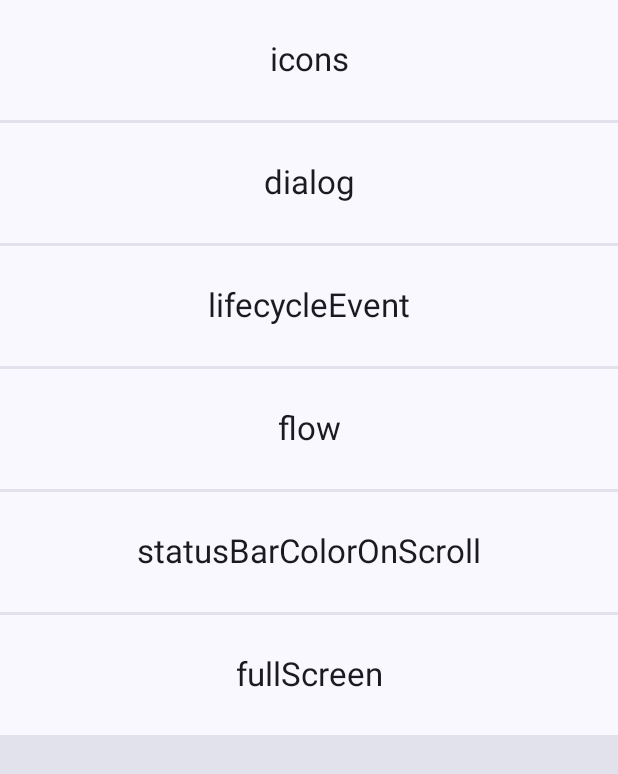
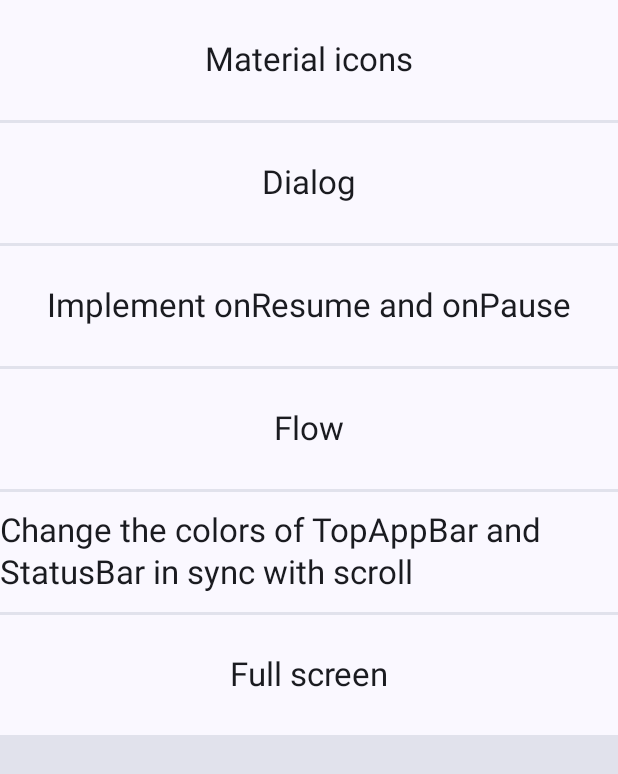
Before and after one commit to usuiat/ComposeSamples, an Android app built with Jetpack Compose: the screen it shows after launch (MainActivity), on a phone screen of 412 x 824 dp. Shown: the top 774 px of the screen. Run offline under Robolectric (Android 15) with nearby library versions, the phone set to English and light mode, and no system bars.

Commit message:
サンプルのリスト表記をブログのタイトルに合わせる。

```diff
--- a/app/src/main/java/net/engawapg/app/composesamples/MainActivity.kt
+++ b/app/src/main/java/net/engawapg/app/composesamples/MainActivity.kt
@@ -17,21 +17,56 @@ import androidx.compose.material3.MaterialTheme
 import androidx.compose.material3.Surface
 import androidx.compose.material3.Text
 import androidx.compose.runtime.Composable
+import androidx.compose.runtime.Stable
 import androidx.compose.ui.Alignment
 import androidx.compose.ui.Modifier
+import androidx.compose.ui.res.stringResource
 import androidx.compose.ui.unit.dp
 import androidx.navigation.compose.NavHost
 import androidx.navigation.compose.composable
 import androidx.navigation.compose.rememberNavController
 import net.engawapg.app.composesamples.ui.theme.ComposeSamplesTheme
 
+@Stable
+data class Sample(
+    val route: String,
+    val titleResource: Int,
+) {
+    companion object {
+        val MaterialIcons = Sample(
+            route = "materialIcons",
+            titleResource = R.string.title_material_icons,
+        )
+        val Dialog = Sample(
+            route = "dialog",
+            titleResource = R.string.title_dialog,
+        )
+        val LifecycleEvent = Sample(
+            route = "lifecycleEvent",
+            titleResource = R.string.title_lifecycle_event
+        )
+        val Flow = Sample(
+            route = "flow",
+            titleResource = R.string.title_flow
+        )
+        val StatusBarColorOnScroll = Sample(
+            route = "statusBarColorOnScroll",
+            titleResource = R.string.title_status_bar_on_scroll
+        )
+        val FullScreen = Sample(
+            route = "fullScreen",
+            titleResource = R.string.title_full_screen
+        )
+    }
+}
+
 val sampleList = listOf(
-    "icons",
-    "dialog",
-    "lifecycleEvent",
-    "flow",
-    "statusBarColorOnScroll",
-    "fullScreen",
+    Sample.MaterialIcons,
+    Sample.Dialog,
+    Sample.LifecycleEvent,
+    Sample.Flow,
+    Sample.StatusBarColorOnScroll,
+    Sample.FullScreen,
 )
 
 class MainActivity : ComponentActivity() {
@@ -58,12 +93,12 @@ class MainActivity : ComponentActivity() {
                                 navController.navigate(sample)
                             }
                         }
-                        composable("icons") { IconSample() }
-                        composable("dialog") { DialogSample() }
-                        composable("lifecycleEvent") { LifecycleEventSample() }
-                        composable("flow") { FlowSample() }
-                        composable("statusBarColorOnScroll") { StatusBarColorOnScrollSample() }
-                        composable("fullScreen") { FullScreenSample() }
+                        composable(Sample.MaterialIcons.route) { IconSample() }
+                        composable(Sample.Dialog.route) { DialogSample() }
+                        composable(Sample.LifecycleEvent.route) { LifecycleEventSample() }
+                        composable(Sample.Flow.route) { FlowSample() }
+                        composable(Sample.StatusBarColorOnScroll.route) { StatusBarColorOnScrollSample() }
+                        composable(Sample.FullScreen.route) { FullScreenSample() }
                     }
                 }
             }
@@ -72,7 +107,7 @@ class MainActivity : ComponentActivity() {
 }
 
 @Composable
-fun Samples(samples: List<String> = sampleList, onSelectSample: (String)->Unit) {
+fun Samples(samples: List<Sample> = sampleList, onSelectSample: (String)->Unit) {
     LazyColumn(
         verticalArrangement = Arrangement.spacedBy(2.dp),
         modifier = Modifier.background(MaterialTheme.colorScheme.surfaceVariant),
@@ -84,10 +119,10 @@ fun Samples(samples: List<String> = sampleList, onSelectSample: (String)->Unit)
                     .fillParentMaxWidth()
                     .height(80.dp)
                     .background(MaterialTheme.colorScheme.surface)
-                    .clickable { onSelectSample(sample) }
+                    .clickable { onSelectSample(sample.route) }
             ) {
                 Text(
-                    text = sample,
+                    text = stringResource(id = sample.titleResource),
                     style = MaterialTheme.typography.titleLarge,
                 )
             }
--- a/app/src/main/res/values/strings.xml
+++ b/app/src/main/res/values/strings.xml
@@ -1,3 +1,9 @@
 <resources>
     <string name="app_name">ComposeSamples</string>
+    <string name="title_material_icons">Material icons</string>
+    <string name="title_dialog">Dialog</string>
+    <string name="title_lifecycle_event">Implement onResume and onPause</string>
+    <string name="title_flow">Flow</string>
+    <string name="title_status_bar_on_scroll">Change the colors of TopAppBar and StatusBar in sync with scroll</string>
+    <string name="title_full_screen">Full screen</string>
 </resources>
```
Also changed, not shown: 1 other file.
